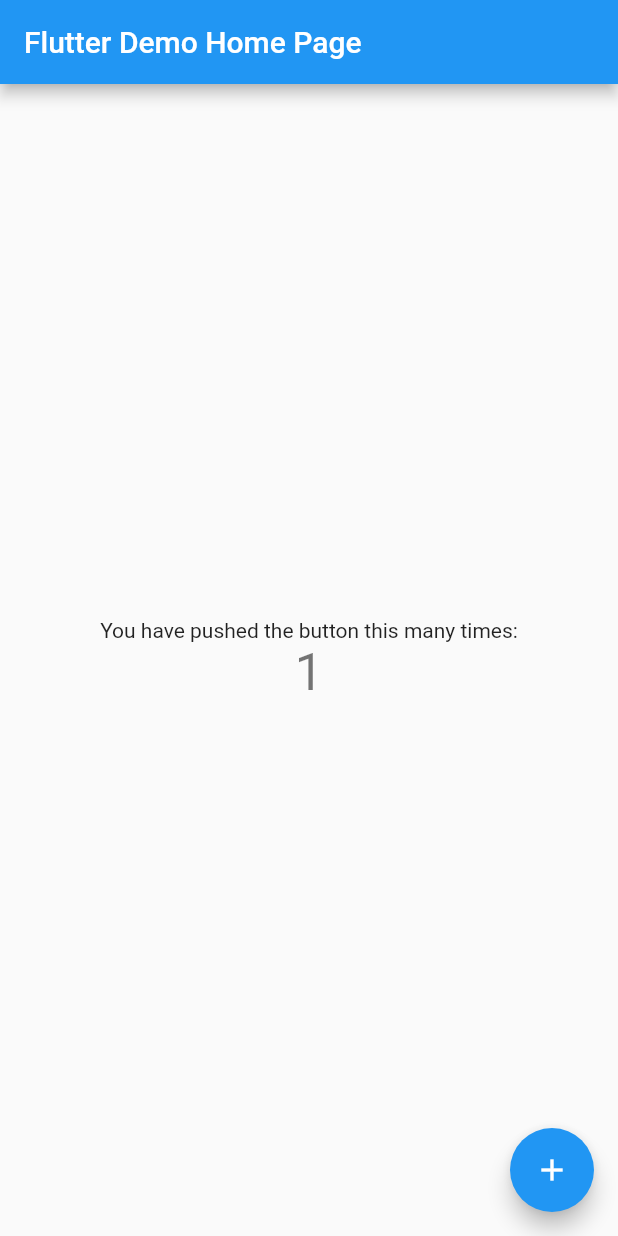
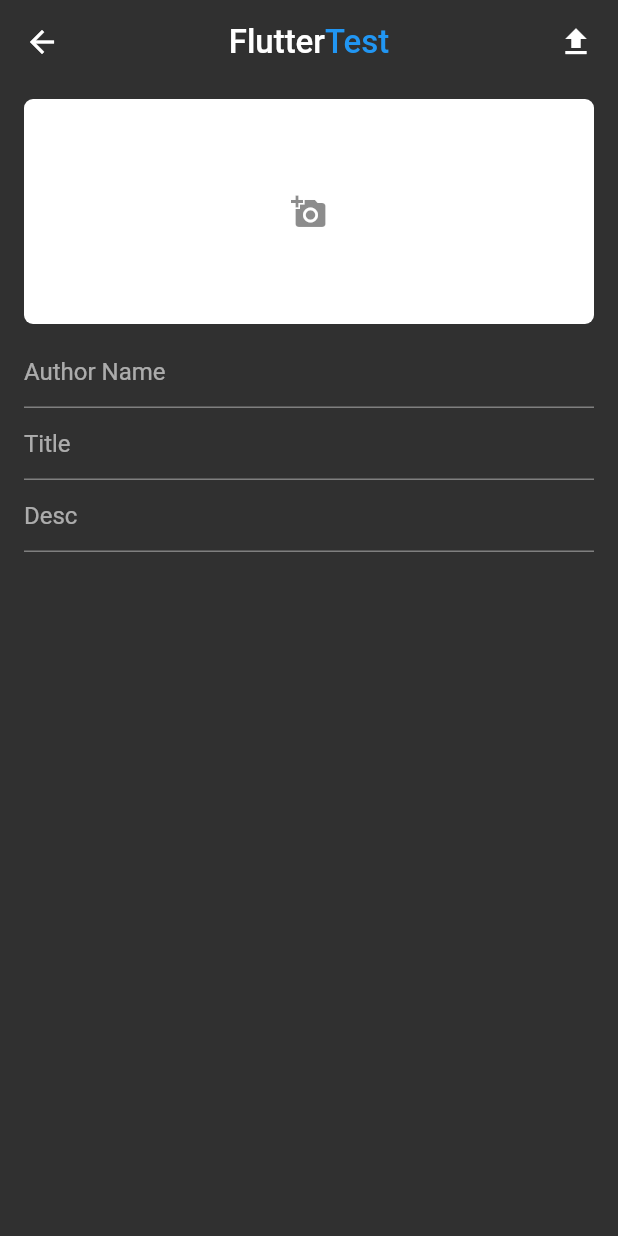
Before and after one commit to andreymozhaev/FlutterTestingApp, a Flutter app: the screen it shows after launch, after a tap on the "add" icon, on a phone screen of 412 x 824 dp. Run offline on Flutter 3.47's test engine with Material 2 defaults, Android fonts, the phone set to English and light mode, and no system bars.

Commit message:
Create Views

```diff
--- a/lib/main.dart
+++ b/lib/main.dart
@@ -1,4 +1,5 @@
 import 'package:flutter/material.dart';
+import 'package:flutter_mytest/views/home.dart';
 
 void main() {
   runApp(MyApp());
@@ -10,104 +11,8 @@ class MyApp extends StatelessWidget {
   Widget build(BuildContext context) {
     return MaterialApp(
       title: 'Flutter Demo',
-      theme: ThemeData(
-        // This is the theme of your application.
-        //
-        // Try running your application with "flutter run". You'll see the
-        // application has a blue toolbar. Then, without quitting the app, try
-        // changing the primarySwatch below to Colors.green and then invoke
-        // "hot reload" (press "r" in the console where you ran "flutter run",
-        // or simply save your changes to "hot reload" in a Flutter IDE).
-        // Notice that the counter didn't reset back to zero; the application
-        // is not restarted.
-        primarySwatch: Colors.blue,
-      ),
-      home: MyHomePage(title: 'Flutter Demo Home Page'),
+      theme: ThemeData.dark(),
+      home: HomePage(),
     );
   }
 }
-
-class MyHomePage extends StatefulWidget {
-  MyHomePage({Key key, this.title}) : super(key: key);
-
-  // This widget is the home page of your application. It is stateful, meaning
-  // that it has a State object (defined below) that contains fields that affect
-  // how it looks.
-
-  // This class is the configuration for the state. It holds the values (in this
-  // case the title) provided by the parent (in this case the App widget) and
-  // used by the build method of the State. Fields in a Widget subclass are
-  // always marked "final".
-
-  final String title;
-
-  @override
-  _MyHomePageState createState() => _MyHomePageState();
-}
-
-class _MyHomePageState extends State<MyHomePage> {
-  int _counter = 0;
-
-  void _incrementCounter() {
-    setState(() {
-      // This call to setState tells the Flutter framework that something has
-      // changed in this State, which causes it to rerun the build method below
-      // so that the display can reflect the updated values. If we changed
-      // _counter without calling setState(), then the build method would not be
-      // called again, and so nothing would appear to happen.
-      _counter++;
-    });
-  }
-
-  @override
-  Widget build(BuildContext context) {
-    // This method is rerun every time setState is called, for instance as done
-    // by the _incrementCounter method above.
-    //
-    // The Flutter framework has been optimized to make rerunning build methods
-    // fast, so that you can just rebuild anything that needs updating rather
-    // than having to individually change instances of widgets.
-    return Scaffold(
-      appBar: AppBar(
-        // Here we take the value from the MyHomePage object that was created by
-        // the App.build method, and use it to set our appbar title.
-        title: Text(widget.title),
-      ),
-      body: Center(
-        // Center is a layout widget. It takes a single child and positions it
-        // in the middle of the parent.
-        child: Column(
-          // Column is also a layout widget. It takes a list of children and
-          // arranges them vertically. By default, it sizes itself to fit its
-          // children horizontally, and tries to be as tall as its parent.
-          //
-          // Invoke "debug painting" (press "p" in the console, choose the
-          // "Toggle Debug Paint" action from the Flutter Inspector in Android
-          // Studio, or the "Toggle Debug Paint" command in Visual Studio Code)
-          // to see the wireframe for each widget.
-          //
-          // Column has various properties to control how it sizes itself and
-          // how it positions its children. Here we use mainAxisAlignment to
-          // center the children vertically; the main axis here is the vertical
-          // axis because Columns are vertical (the cross axis would be
-          // horizontal).
-          mainAxisAlignment: MainAxisAlignment.center,
-          children: <Widget>[
-            Text(
-              'You have pushed the button this many times:',
-            ),
-            Text(
-              '$_counter',
-              style: Theme.of(context).textTheme.headline4,
-            ),
-          ],
-        ),
-      ),
-      floatingActionButton: FloatingActionButton(
-        onPressed: _incrementCounter,
-        tooltip: 'Increment',
-        child: Icon(Icons.add),
-      ), // This trailing comma makes auto-formatting nicer for build methods.
-    );
-  }
-}
--- /dev/null
+++ b/lib/views/create_test.dart
@@ -0,0 +1,82 @@
+import 'package:flutter/material.dart';
+
+class CreateTest extends StatefulWidget {
+  @override
+  _CreateTestState createState() => _CreateTestState();
+}
+
+class _CreateTestState extends State<CreateTest> {
+  String authorName, title, desc;
+
+  @override
+  Widget build(BuildContext context) {
+    return Scaffold(
+      appBar: AppBar(
+        title: Row(
+          mainAxisAlignment: MainAxisAlignment.center,
+          children: <Widget>[
+            Text("Flutter", style: TextStyle(fontSize: 22)),
+            Text(
+              "Test",
+              style: TextStyle(fontSize: 22, color: Colors.blue),
+            )
+          ],
+        ),
+        backgroundColor: Colors.transparent,
+        elevation: 0.0,
+        actions: <Widget>[
+          Container(
+              padding: EdgeInsets.symmetric(horizontal: 16),
+              child: Icon(Icons.file_upload))
+        ],
+      ),
+      body: Container(
+        child: Column(
+          children: <Widget>[
+            SizedBox(
+              height: 10,
+            ),
+            Container(
+              margin: EdgeInsets.symmetric(horizontal: 16),
+              height: 150,
+              decoration: BoxDecoration(
+                  color: Colors.white, borderRadius: BorderRadius.circular(6)),
+              width: MediaQuery.of(context).size.width,
+              child: Icon(
+                Icons.add_a_photo,
+                color: Colors.black45,
+              ),
+            ),
+            SizedBox(
+              height: 8,
+            ),
+            Container(
+                margin: EdgeInsets.symmetric(horizontal: 16),
+                child: Column(
+                  children: <Widget>[
+                    TextField(
+                      decoration: InputDecoration(hintText: "Author Name"),
+                      onChanged: (val){
+                        authorName=val;
+                      },
+                    ),
+                    TextField(
+                      decoration: InputDecoration(hintText: "Title"),
+                      onChanged: (val){
+                        title=val;
+                      },
+                    ),
+                    TextField(
+                      decoration: InputDecoration(hintText: "Desc"),
+                      onChanged: (val){
+                        desc=val;
+                      },
+                    )
+                  ],
+                ))
+          ],
+        ),
+      ),
+    );
+  }
+}
--- /dev/null
+++ b/lib/views/home.dart
@@ -0,0 +1,41 @@
+import 'package:flutter/material.dart';
+import 'package:flutter_mytest/views/create_test.dart';
+
+class HomePage extends StatefulWidget {
+  @override
+  _HomePageState createState() => _HomePageState();
+}
+
+class _HomePageState extends State<HomePage> {
+  @override
+  Widget build(BuildContext context) {
+    return Scaffold(
+        appBar: AppBar(
+          title: Row(
+            mainAxisAlignment: MainAxisAlignment.center,
+            children: <Widget>[
+              Text("Flutter", style: TextStyle(fontSize: 22)),
+              Text(
+                "Test",
+                style: TextStyle(fontSize: 22, color: Colors.blue),
+              )
+            ],
+          ),
+          backgroundColor: Colors.transparent,
+          elevation: 0.0,
+        ),
+        body: Container(),
+        floatingActionButton: Container(
+          padding: EdgeInsets.symmetric(vertical: 20),
+          child: Row(
+            mainAxisAlignment: MainAxisAlignment.center,
+            children: <Widget>[
+              FloatingActionButton(onPressed: () {
+                Navigator.push(context, MaterialPageRoute(builder: (context)=>CreateTest()));
+              },
+              child: Icon(Icons.add))
+            ],
+          ),
+        ));
+  }
+}
```
Also changed, not shown: 5 other files.
